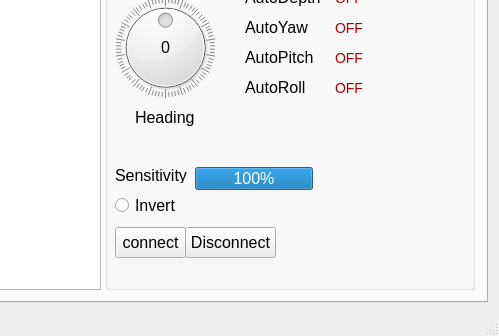
The window that mainwindow.ui (robocenter-rov/remote-control) describes before a commit, drawn with Qt 5; both pictures show x 749 to 1248 and y 442 to 778 of the 1248 by 778 pixel window.
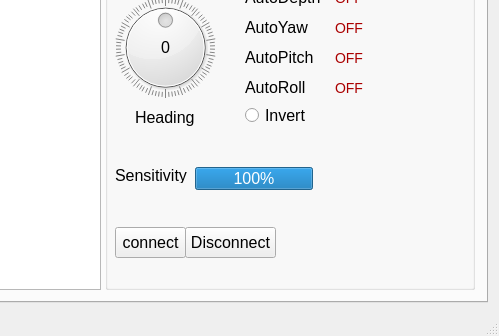
The same window after the commit. Custom widgets are drawn as their Qt base class.

What changed in the file:
```diff
--- a/mainwindow.ui
+++ b/mainwindow.ui
@@ -787,8 +787,8 @@
            <widget class="QRadioButton" name="invertButton">
             <property name="geometry">
              <rect>
-              <x>10</x>
-              <y>570</y>
+              <x>140</x>
+              <y>480</y>
               <width>121</width>
               <height>17</height>
              </rect>
```
